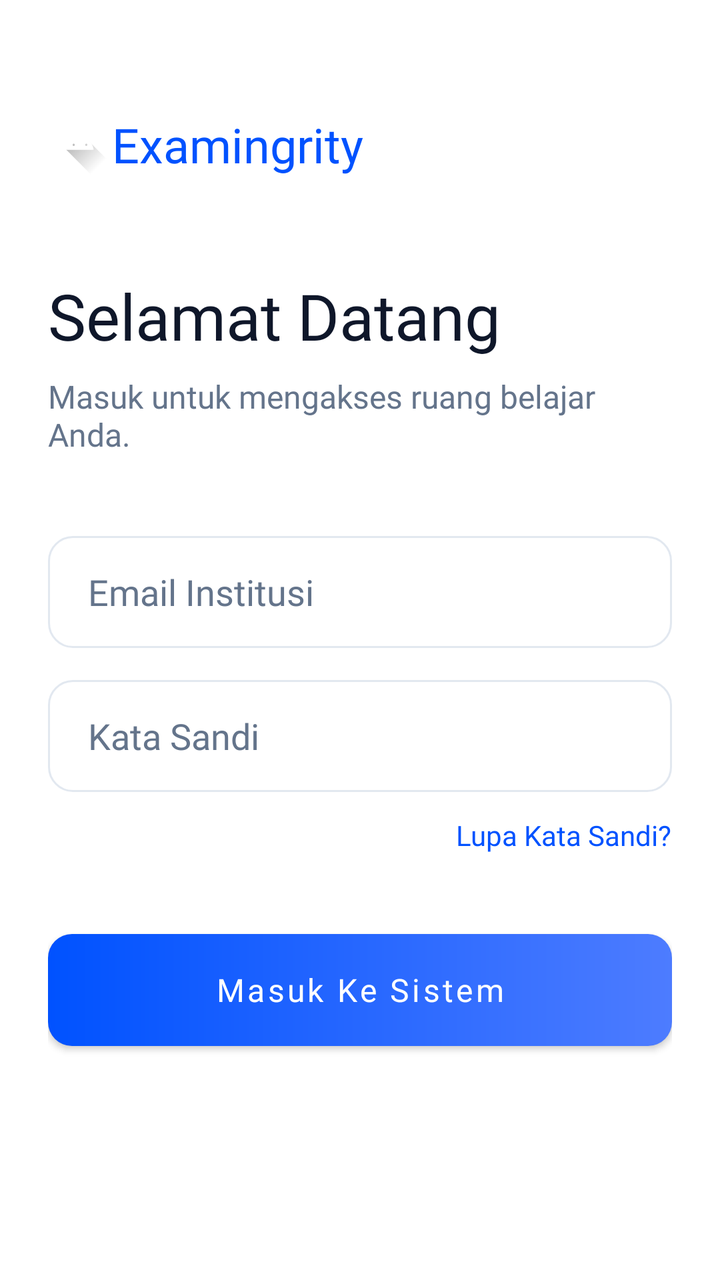
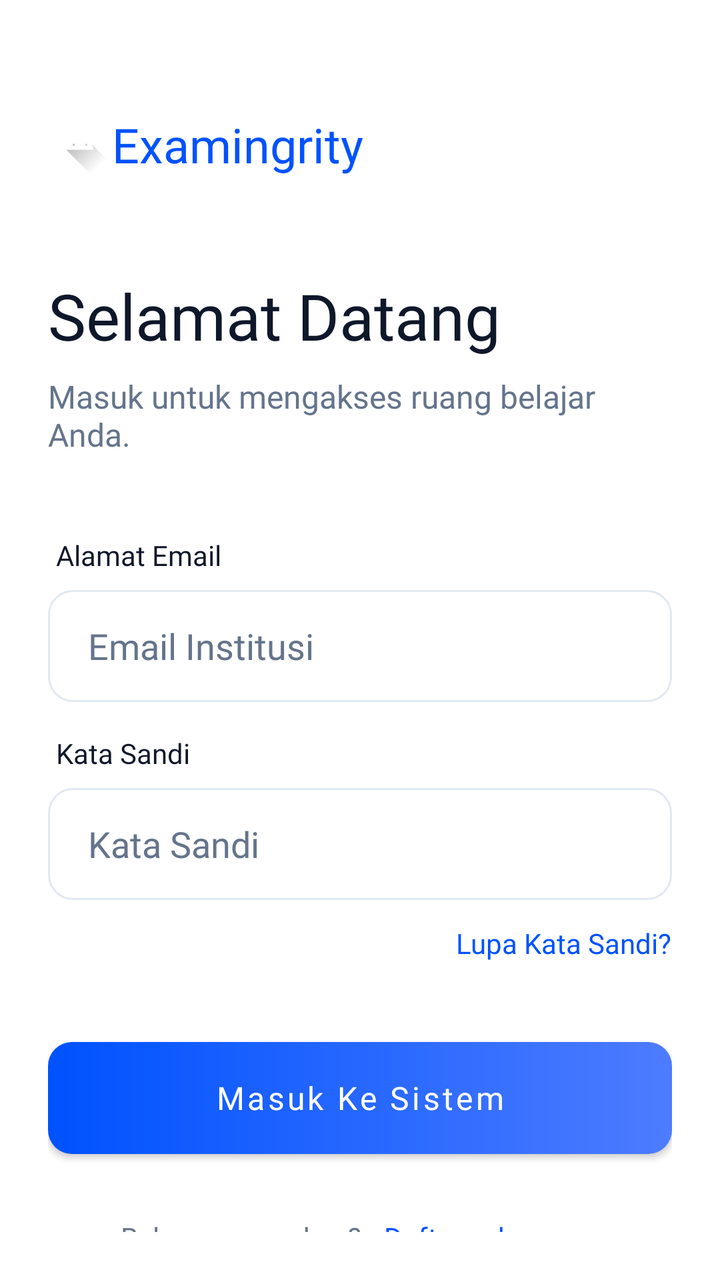

Screens rendered from an Android XML layout before and after an edit, with the pre-edit source and the edit as a unified diff.
<!-- AndroidManifest.xml: application theme Theme.Examingrity -->
<!-- res/layout/activity_login.xml -->
<?xml version="1.0" encoding="utf-8"?>
<androidx.constraintlayout.widget.ConstraintLayout
    xmlns:android="http://schemas.android.com/apk/res/android"
    xmlns:app="http://schemas.android.com/apk/res-auto"
    android:layout_width="match_parent"
    android:layout_height="match_parent"
    android:background="@color/white"
    android:padding="24dp">

    <LinearLayout
        android:id="@+id/brandSection"
        android:layout_width="wrap_content"
        android:layout_height="wrap_content"
        android:orientation="horizontal"
        android:gravity="center_vertical"
        app:layout_constraintTop_toTopOf="parent"
        app:layout_constraintStart_toStartOf="parent"
        android:layout_marginTop="32dp">

        <View
            android:layout_width="32dp"
            android:layout_height="32dp"
            android:background="@drawable/ic_launcher_foreground" />
        <TextView
            android:layout_width="wrap_content"
            android:layout_height="wrap_content"
            android:text="Examingrity"
            android:textColor="@color/signature_blue"
            android:textSize="24sp"
            android:fontFamily="@font/calistoga" />
    </LinearLayout>

    <TextView
        android:id="@+id/tvWelcome"
        android:layout_width="match_parent"
        android:layout_height="wrap_content"
        android:text="Selamat Datang"
        android:textColor="@color/slate_900"
        android:textSize="32sp"
        android:fontFamily="@font/inter_bold"
        android:layout_marginTop="48dp"
        app:layout_constraintTop_toBottomOf="@id/brandSection" />

    <TextView
        android:id="@+id/tvSubtitle"
        android:layout_width="match_parent"
        android:layout_height="wrap_content"
        android:text="Masuk untuk mengakses ruang belajar Anda."
        android:textColor="@color/slate_600"
        android:textSize="16sp"
        android:fontFamily="@font/inter_regular"
        android:layout_marginTop="8dp"
        app:layout_constraintTop_toBottomOf="@id/tvWelcome" />

    <LinearLayout
        android:id="@+id/formSection"
        android:layout_width="match_parent"
        android:layout_height="wrap_content"
        android:orientation="vertical"
        android:layout_marginTop="40dp"
        app:layout_constraintTop_toBottomOf="@id/tvSubtitle">

        <EditText
            android:id="@+id/etEmail"
            android:layout_width="match_parent"
            android:layout_height="56dp"
            android:hint="Email Institusi"
            android:background="@drawable/bg_input_field"
            android:paddingHorizontal="20dp"
            android:inputType="textEmailAddress"
            android:fontFamily="@font/inter_regular"
            android:layout_marginBottom="16dp"
            android:textColor="@color/slate_900"
            android:textColorHint="@color/slate_600" />


        <EditText
            android:id="@+id/etPassword"
            android:layout_width="match_parent"
            android:layout_height="56dp"
            android:hint="Kata Sandi"
            android:background="@drawable/bg_input_field"
            android:paddingHorizontal="20dp"
            android:inputType="textPassword"
            android:fontFamily="@font/inter_regular"
            android:textColor="@color/slate_900"
            android:textColorHint="@color/slate_600"
            />

        <TextView
            android:id="@+id/tvForgotPassword"
            android:layout_width="wrap_content"
            android:layout_height="wrap_content"
            android:text="Lupa Kata Sandi?"
            android:textColor="@color/signature_blue"
            android:textSize="14sp"
            android:fontFamily="@font/inter_semibold"
            android:layout_gravity="end"
            android:layout_marginTop="12dp" />
    </LinearLayout>

    <Button
        android:id="@+id/btnLogin"
        android:layout_width="match_parent"
        android:layout_height="56dp"
        android:text="Masuk Ke Sistem"
        android:background="@drawable/btn_primary_gradient"
        app:backgroundTint="@null"
        android:textAllCaps="false"
        android:textSize="16sp"
        android:fontFamily="@font/inter_bold"
        android:layout_marginTop="40dp"
        app:layout_constraintTop_toBottomOf="@id/formSection" />

</androidx.constraintlayout.widget.ConstraintLayout>
<!-- resources referenced by this layout -->
<resources>
  <color name="signature_blue">#0052FF</color>
  <color name="slate_600">#64748B</color>
  <color name="slate_900">#0F172A</color>
  <color name="white">#FFFFFF</color>
  <!-- drawable bg_input_field (drawable) -->
  <?xml version="1.0" encoding="utf-8"?>
  <selector xmlns:android="http://schemas.android.com/apk/res/android">
      <item android:state_focused="true">
          <shape android:shape="rectangle">
              <corners android:radius="12dp" />
              <solid android:color="@color/white" />
              <stroke android:width="2dp" android:color="@color/signature_blue" />
          </shape>
      </item>
      <item>
          <shape android:shape="rectangle">
              <corners android:radius="12dp" />
              <solid android:color="@color/white" />
              <stroke android:width="1dp" android:color="@color/slate_200" />
          </shape>
      </item>
  </selector>
  <!-- drawable btn_primary_gradient (drawable) -->
  <?xml version="1.0" encoding="utf-8"?>
  <shape xmlns:android="http://schemas.android.com/apk/res/android" android:shape="rectangle">
      <corners android:radius="12dp" />
      <gradient
          android:angle="0"
          android:startColor="@color/signature_blue"
          android:endColor="@color/signature_blue_light"
          android:type="linear" />
  </shape>
  <!-- drawable ic_launcher_foreground (drawable) -->
  <vector xmlns:android="http://schemas.android.com/apk/res/android"
      xmlns:aapt="http://schemas.android.com/aapt"
      android:width="108dp"
      android:height="108dp"
      android:viewportWidth="108"
      android:viewportHeight="108">
      <path android:pathData="M31,63.928c0,0 6.4,-11 12.1,-13.1c7.2,-2.6 26,-1.4 26,-1.4l38.1,38.1L107,108.928l-32,-1L31,63.928z">
          <aapt:attr name="android:fillColor">
              <gradient
                  android:endX="85.84757"
                  android:endY="92.4963"
                  android:startX="42.9492"
                  android:startY="49.59793"
                  android:type="linear">
                  <item
                      android:color="#44000000"
                      android:offset="0.0" />
                  <item
                      android:color="#00000000"
                      android:offset="1.0" />
              </gradient>
          </aapt:attr>
      </path>
      <path
          android:fillColor="#FFFFFF"
          android:fillType="nonZero"
          android:pathData="M65.3,45.828l3.8,-6.6c0.2,-0.4 0.1,-0.9 -0.3,-1.1c-0.4,-0.2 -0.9,-0.1 -1.1,0.3l-3.9,6.7c-6.3,-2.8 -13.4,-2.8 -19.7,0l-3.9,-6.7c-0.2,-0.4 -0.7,-0.5 -1.1,-0.3C38.8,38.328 38.7,38.828 38.9,39.228l3.8,6.6C36.2,49.428 31.7,56.028 31,63.928h46C76.3,56.028 71.8,49.428 65.3,45.828zM43.4,57.328c-0.8,0 -1.5,-0.5 -1.8,-1.2c-0.3,-0.7 -0.1,-1.5 0.4,-2.1c0.5,-0.5 1.4,-0.7 2.1,-0.4c0.7,0.3 1.2,1 1.2,1.8C45.3,56.528 44.5,57.328 43.4,57.328L43.4,57.328zM64.6,57.328c-0.8,0 -1.5,-0.5 -1.8,-1.2s-0.1,-1.5 0.4,-2.1c0.5,-0.5 1.4,-0.7 2.1,-0.4c0.7,0.3 1.2,1 1.2,1.8C66.5,56.528 65.6,57.328 64.6,57.328L64.6,57.328z"
          android:strokeWidth="1"
          android:strokeColor="#00000000" />
  </vector>
  <style name="Theme.Examingrity" parent="Theme.MaterialComponents.DayNight.NoActionBar">
          <item name="colorPrimary">@color/signature_blue</item>
          <item name="colorPrimaryVariant">@color/signature_blue</item>
          <item name="colorOnPrimary">@color/white</item>
  
          <item name="colorSecondary">@color/signature_blue</item>
          <item name="colorSecondaryVariant">@color/signature_blue_light</item>
          <item name="colorOnSecondary">@color/black</item>
  
          <item name="android:statusBarColor">@color/white</item>
          <item name="android:windowLightStatusBar">true</item>
      </style>
  <color name="slate_200">#E2E8F0</color>
  <color name="signature_blue_light">#4D7CFF</color>
  <color name="black">#000000</color>
</resources>

<!-- the commit's change to res/layout/activity_login.xml (unified diff, before → after) -->
@@ -60,6 +60,17 @@
         android:layout_marginTop="40dp"
         app:layout_constraintTop_toBottomOf="@id/tvSubtitle">
 
+
+        <TextView
+            android:layout_width="wrap_content"
+            android:layout_height="wrap_content"
+            android:text="Alamat Email"
+            android:textColor="@color/slate_900"
+            android:textSize="14sp"
+            android:fontFamily="@font/inter_bold"
+            android:layout_marginBottom="8dp"
+            android:layout_marginStart="4dp" />
+
         <EditText
             android:id="@+id/etEmail"
             android:layout_width="match_parent"
@@ -73,6 +84,15 @@
             android:textColor="@color/slate_900"
             android:textColorHint="@color/slate_600" />
 
+        <TextView
+            android:layout_width="wrap_content"
+            android:layout_height="wrap_content"
+            android:text="Kata Sandi"
+            android:textColor="@color/slate_900"
+            android:textSize="14sp"
+            android:fontFamily="@font/inter_bold"
+            android:layout_marginBottom="8dp"
+            android:layout_marginStart="4dp" />
 
         <EditText
             android:id="@+id/etPassword"
@@ -112,4 +132,31 @@
         android:layout_marginTop="40dp"
         app:layout_constraintTop_toBottomOf="@id/formSection" />
 
+    <LinearLayout
+        android:layout_width="match_parent"
+        android:layout_height="wrap_content"
+        android:orientation="horizontal"
+        android:gravity="center"
+        android:layout_marginTop="24dp"
+        app:layout_constraintTop_toBottomOf="@id/btnLogin">
+
+        <TextView
+            android:layout_width="wrap_content"
+            android:layout_height="wrap_content"
+            android:text="Belum punya akun? "
+            android:textColor="@color/slate_600"
+            android:textSize="14sp"
+            android:fontFamily="@font/inter_regular" />
+
+        <TextView
+            android:id="@+id/tvRegisterLink"
+            android:layout_width="wrap_content"
+            android:layout_height="wrap_content"
+            android:text="Daftar sekarang"
+            android:textColor="@color/signature_blue"
+            android:textSize="14sp"
+            android:fontFamily="@font/inter_bold"
+            android:padding="8dp" />
+    </LinearLayout>
+
 </androidx.constraintlayout.widget.ConstraintLayout>
